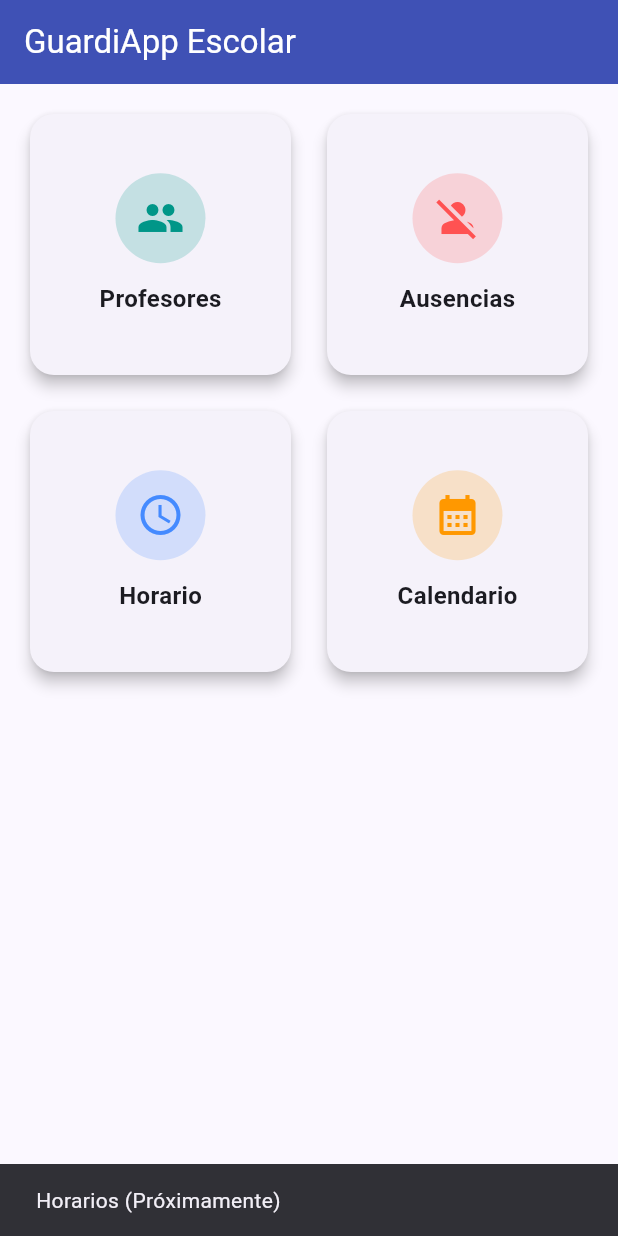
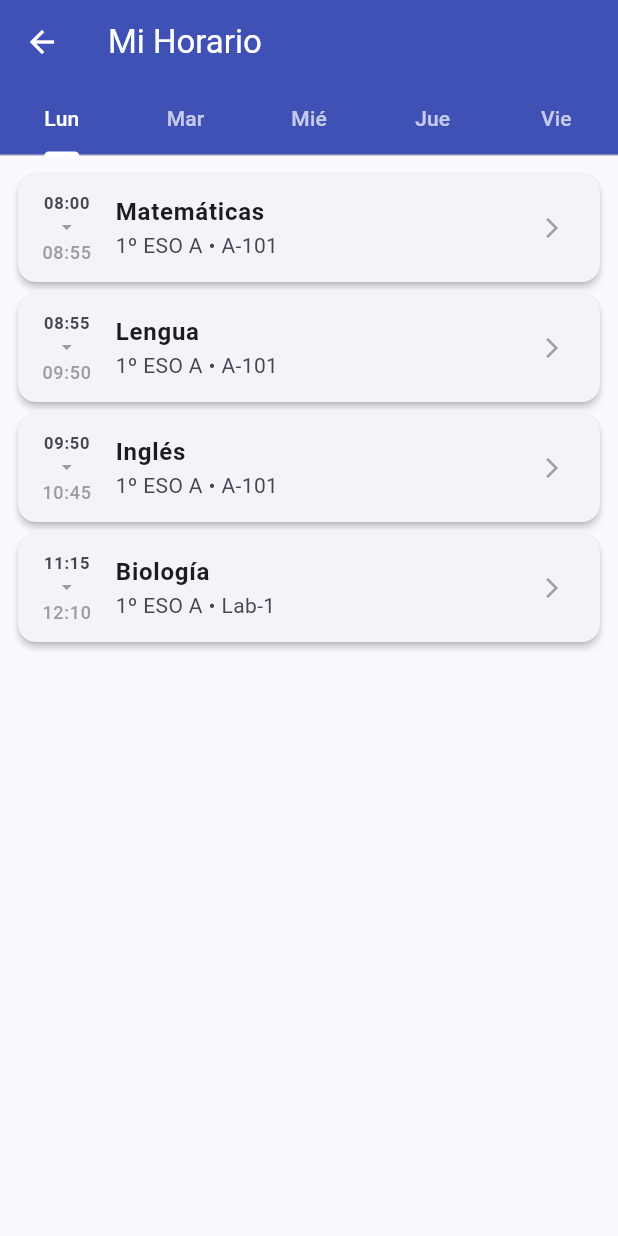
Before and after one commit to DeriU255/RepoFlutter, a Flutter app: the screen it shows after launch, after a tap on "Horario", on a phone screen of 412 x 824 dp. Run offline on Flutter 3.47's test engine with Material 3 defaults, Android fonts, the phone set to English and light mode, and no system bars; network calls fail.

Commit message:
UPD 1.4: Horario básico añadido

```diff
--- a/GuardiApp/guardiapp/lib/main.dart
+++ b/GuardiApp/guardiapp/lib/main.dart
@@ -2,6 +2,7 @@ import 'package:flutter/material.dart';
 import 'package:provider/provider.dart';
 import 'package:guardiapp/providers/teacher_provider.dart';
 import 'package:guardiapp/providers/absence_provider.dart';
+import 'package:guardiapp/providers/schedule_provider.dart';
 import 'package:guardiapp/screens/home_screen.dart';
 
 void main() {
@@ -10,6 +11,7 @@ void main() {
       providers: [
         ChangeNotifierProvider(create: (_) => ProfesoresProvider()),
         ChangeNotifierProvider(create: (_) => AusenciasProvider()),
+        ChangeNotifierProvider(create: (_) => HorarioProvider()),
       ],
       child: const MainApp(),
     ),
--- /dev/null
+++ b/GuardiApp/guardiapp/lib/models/schedule_model.dart
@@ -0,0 +1,19 @@
+class ClaseHorario {
+  final String id;
+  final String dia; // 'Lunes', 'Martes', 'Miércoles', 'Jueves', 'Viernes'
+  final String horaInicio;
+  final String horaFin;
+  final String asignatura;
+  final String grupo;
+  final String aula;
+
+  ClaseHorario({
+    required this.id,
+    required this.dia,
+    required this.horaInicio,
+    required this.horaFin,
+    required this.asignatura,
+    required this.grupo,
+    required this.aula,
+  });
+}
--- /dev/null
+++ b/GuardiApp/guardiapp/lib/providers/schedule_provider.dart
@@ -0,0 +1,33 @@
+import 'package:flutter/material.dart';
+import 'package:guardiapp/models/schedule_model.dart';
+
+class HorarioProvider extends ChangeNotifier {
+  final List<ClaseHorario> _horario = [
+    //Lunes
+    ClaseHorario(id: '1', dia: 'Lunes', horaInicio: '08:00', horaFin: '08:55', asignatura: 'Matemáticas', grupo: '1º ESO A', aula: 'A-101'),
+    ClaseHorario(id: '2', dia: 'Lunes', horaInicio: '08:55', horaFin: '09:50', asignatura: 'Lengua', grupo: '1º ESO A', aula: 'A-101'),
+    ClaseHorario(id: '3', dia: 'Lunes', horaInicio: '09:50', horaFin: '10:45', asignatura: 'Inglés', grupo: '1º ESO A', aula: 'A-101'),
+    ClaseHorario(id: '4', dia: 'Lunes', horaInicio: '11:15', horaFin: '12:10', asignatura: 'Biología', grupo: '1º ESO A', aula: 'Lab-1'),
+
+    //Martes
+    ClaseHorario(id: '11', dia: 'Martes', horaInicio: '08:00', horaFin: '08:55', asignatura: 'Historia', grupo: '2º BACH A', aula: 'B-201'),
+    ClaseHorario(id: '12', dia: 'Martes', horaInicio: '08:55', horaFin: '09:50', asignatura: 'Filosofía', grupo: '2º BACH A', aula: 'B-201'),
+
+    //Miércoles
+    ClaseHorario(id: '21', dia: 'Miércoles', horaInicio: '10:45', horaFin: '11:15', asignatura: 'Guardia', grupo: 'Pasillo 1', aula: '-'),
+
+    //Jueves
+    ClaseHorario(id: '31', dia: 'Jueves', horaInicio: '12:10', horaFin: '13:05', asignatura: 'Tutoría', grupo: '1º ESO A', aula: 'A-101'),
+
+    //Viernes
+    ClaseHorario(id: '41', dia: 'Viernes', horaInicio: '13:05', horaFin: '14:00', asignatura: 'Educación Física', grupo: '1º ESO A', aula: 'Gimnasio'),
+  ];
+
+  List<ClaseHorario> get horario => _horario;
+
+  List<ClaseHorario> obtenerHorarioDelDia(String dia) {
+    //Filtramos ignorando mayúsculas/minúsculas y tildes si fuera necesario,
+    //pero aquí asumimos coincidencias exactas 'Lunes', 'Martes', etc.
+    return _horario.where((c) => c.dia == dia).toList();
+  }
+}
--- a/GuardiApp/guardiapp/lib/screens/home_screen.dart
+++ b/GuardiApp/guardiapp/lib/screens/home_screen.dart
@@ -1,6 +1,7 @@
 import 'package:flutter/material.dart';
 import 'package:guardiapp/screens/teacher_screen.dart';
 import 'package:guardiapp/screens/absence_screen.dart';
+import 'package:guardiapp/screens/schedule_screen.dart';
 
 class PantallaInicio extends StatelessWidget {
   const PantallaInicio({super.key});
@@ -46,8 +47,9 @@ class PantallaInicio extends StatelessWidget {
             icono: Icons.schedule,
             color: Colors.blueAccent,
             alPresionar: () {
-               ScaffoldMessenger.of(context).showSnackBar(
-                const SnackBar(content: Text('Horarios (Próximamente)')),
+              Navigator.push(
+                context,
+                MaterialPageRoute(builder: (context) => const PantallaHorario()),
               );
             },
           ),
--- /dev/null
+++ b/GuardiApp/guardiapp/lib/screens/schedule_screen.dart
@@ -0,0 +1,88 @@
+import 'package:flutter/material.dart';
+import 'package:provider/provider.dart';
+import 'package:guardiapp/providers/schedule_provider.dart';
+import 'package:guardiapp/models/schedule_model.dart';
+
+class PantallaHorario extends StatelessWidget {
+  const PantallaHorario({super.key});
+
+  @override
+  Widget build(BuildContext context) {
+    final dias = ['Lunes', 'Martes', 'Miércoles', 'Jueves', 'Viernes'];
+
+    return DefaultTabController(
+      length: dias.length,
+      child: Scaffold(
+        appBar: AppBar(
+          title: const Text('Mi Horario'),
+          backgroundColor: Colors.indigo, // Usar un color distinto para horarios
+          foregroundColor: Colors.white,
+          bottom: TabBar(
+            isScrollable: false,
+            indicatorColor: Colors.white,
+            labelColor: Colors.white,
+            unselectedLabelColor: Colors.white70,
+            tabs: dias.map((dia) => Tab(text: dia.substring(0, 3))).toList(),
+          ),
+        ),
+        body: Consumer<HorarioProvider>(
+          builder: (context, provider, child) {
+            return TabBarView(
+              children: dias.map((dia) {
+                final clasesDelDia = provider.obtenerHorarioDelDia(dia);
+                return _ListaClases(clases: clasesDelDia);
+              }).toList(),
+            );
+          },
+        ),
+      ),
+    );
+  }
+}
+
+class _ListaClases extends StatelessWidget {
+  final List<ClaseHorario> clases;
+
+  const _ListaClases({required this.clases});
+
+  @override
+  Widget build(BuildContext context) {
+    if (clases.isEmpty) {
+      return const Center(
+        child: Column(
+          mainAxisAlignment: MainAxisAlignment.center,
+          children: [
+            Icon(Icons.event_busy, size: 64, color: Colors.grey),
+            SizedBox(height: 16),
+            Text('No hay clases programadas para este día',
+                style: TextStyle(color: Colors.grey)),
+          ],
+        ),
+      );
+    }
+
+    return ListView.builder(
+      padding: const EdgeInsets.all(8),
+      itemCount: clases.length,
+      itemBuilder: (context, index) {
+        final clase = clases[index];
+        return Card(
+          elevation: 2,
+          child: ListTile(
+            leading: Column(
+              mainAxisAlignment: MainAxisAlignment.center,
+              children: [
+                Text(clase.horaInicio, style: const TextStyle(fontWeight: FontWeight.bold)),
+                const Icon(Icons.arrow_drop_down, size: 16, color: Colors.grey),
+                Text(clase.horaFin, style: const TextStyle(fontSize: 12, color: Colors.grey)),
+              ],
+            ),
+            title: Text(clase.asignatura, style: const TextStyle(fontWeight: FontWeight.bold)),
+            subtitle: Text('${clase.grupo} • ${clase.aula}'),
+            trailing: const Icon(Icons.arrow_forward_ios, size: 16, color: Colors.grey),
+          ),
+        );
+      },
+    );
+  }
+}
```
